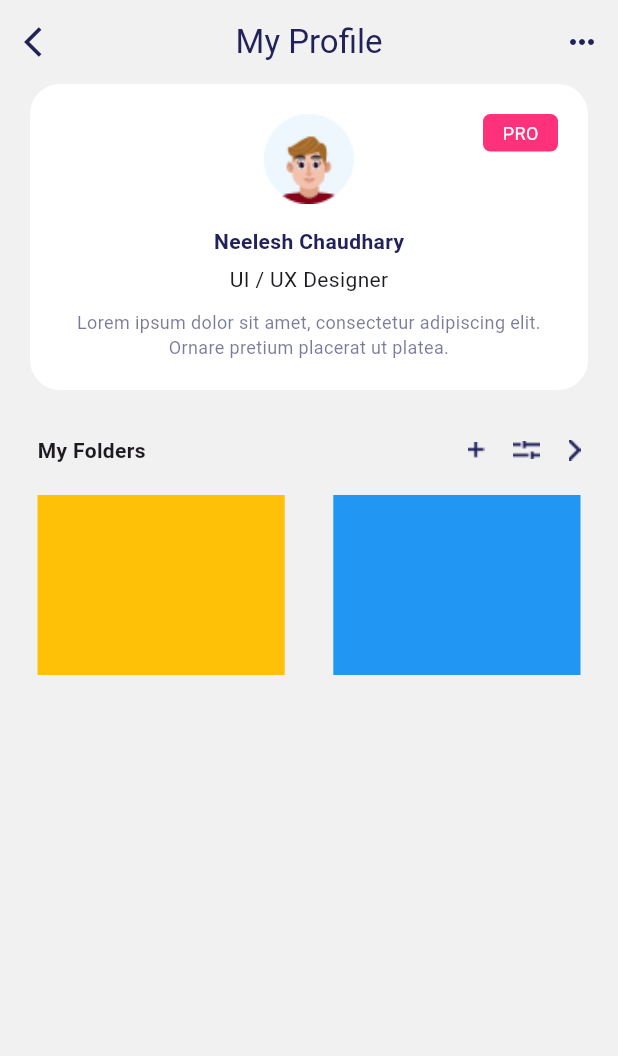
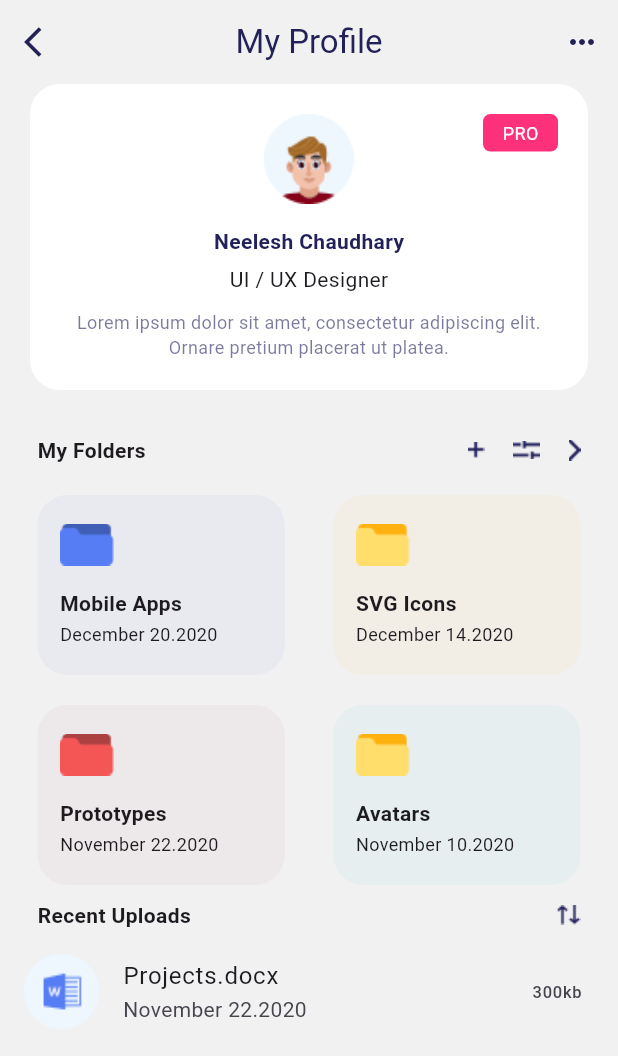
Before and after one commit to masradeen/dirbbox, a Flutter app: the screen it shows after launch, on a phone screen of 412 x 824 dp. Shown: the top 1056 px of the screen. Run offline on Flutter 3.47's test engine with Material 3 defaults, Android fonts, the phone set to English and light mode, and no system bars.

Commit message:
memodifikasi file profile_page dan menambahkan beberapa icon pada assets

```diff
--- a/lib/pages/profile_page.dart
+++ b/lib/pages/profile_page.dart
@@ -1,5 +1,3 @@
-import 'dart:html';
-
 import 'package:flutter/material.dart';
 
 class ProfilePage extends StatelessWidget {
@@ -140,17 +138,77 @@ class ProfilePage extends StatelessWidget {
             child: Row(
               mainAxisAlignment: MainAxisAlignment.spaceBetween,
               children: [
-                Container(
-                  width: MediaQuery.of(context).size.width * 0.4,
-                  height: 120,
-                  color: Colors.amber,
+                CardFolder(
+                  image: Image.asset("assets/icons/folder-415EB6.png"),
+                  title: "Mobile Apps",
+                  date: "December 20.2020",
+                  color: Color(0xFF415EB6),
                 ),
-                Container(
-                  width: MediaQuery.of(context).size.width * 0.4,
-                  height: 120,
-                  color: Colors.blue,
+                CardFolder(
+                  image: Image.asset("assets/icons/folder-FFB110.png"),
+                  title: "SVG Icons",
+                  date: "December 14.2020",
+                  color: Color(0xFFFFB110),
                 ),
               ],
+            ),
+          ),
+          SizedBox(height: 20,),
+          Padding(
+            padding: const EdgeInsets.symmetric(horizontal: 25),
+            child: Row(
+              mainAxisAlignment: MainAxisAlignment.spaceBetween,
+              children: [
+                CardFolder(
+                  image: Image.asset("assets/icons/folder-AC4141.png"),
+                  title: "Prototypes",
+                  date: "November 22.2020",
+                  color: Color(0xFFAC4141),
+                ),
+                CardFolder(
+                  image: Image.asset("assets/icons/folder-23B0B0.png"),
+                  title: "Avatars",
+                  date: "November 10.2020",
+                  color: Color(0xFF23B0B0),
+                ),
+              ],
+            ),
+          ),
+          SizedBox(height: 10,),
+          Padding(
+            padding: const EdgeInsets.symmetric(horizontal: 25),
+            child: Row(
+              mainAxisAlignment: MainAxisAlignment.spaceBetween,
+              children: [
+                Text(
+                  "Recent Uploads",
+                  style: TextStyle(
+                    fontSize: 14,
+                    fontWeight: FontWeight.bold,
+                  ),
+                ),
+                Image.asset("assets/icons/sort.png"),
+              ],
+            ),
+          ),
+          SizedBox(height: 5,),
+          ListTile(
+            leading: Container(
+              width: 50,
+              height: 50,
+              child: Image.asset(
+                "assets/icons/msword.png",
+                fit: BoxFit.cover,
+              ),
+            ),
+            title: Text(
+              "Projects.docx",
+            ),
+            subtitle: Text(
+              "November 22.2020",
+            ),
+            trailing: Text(
+              "300kb",
             ),
           ),
         ],
@@ -158,3 +216,53 @@ class ProfilePage extends StatelessWidget {
     );
   }
 }
+
+class CardFolder extends StatelessWidget {
+  CardFolder({
+    Key? key,
+    required this.title,
+    required this.date,
+    required this.color,
+    required this.image,
+  }) : super(key: key);
+
+  final String title;
+  final String date;
+  final Color color;
+  final Image image;
+
+  @override
+  Widget build(BuildContext context) {
+    return Container(
+      padding: EdgeInsets.all(15),
+      width: MediaQuery.of(context).size.width * 0.4,
+      height: 120,
+      decoration: BoxDecoration(
+        color: color.withOpacity(0.05),
+        borderRadius: BorderRadius.circular(20),
+      ),
+      child: Column(
+        mainAxisAlignment: MainAxisAlignment.center,
+        crossAxisAlignment: CrossAxisAlignment.start,
+        children: [
+          image,
+          SizedBox(height: 15,),
+          Text(
+            title,
+            style: TextStyle(
+              fontSize: 14,
+              fontWeight: FontWeight.w600,
+            ),
+          ),
+          SizedBox(height: 2,),
+          Text(
+            date,
+            style: TextStyle(
+              fontSize: 12,
+            ),
+          ),
+        ],
+      ),
+    );
+  }
+}
```
Also changed, not shown: assets/icons/folder-23B0B0.png (renamed from assets/icons/folder-hijau.png), assets/icons/folder-415EB6.png (renamed from assets/icons/folder-biru.png), assets/icons/folder-AC4141.png (renamed from assets/icons/folder-merah.png), assets/icons/folder-FFB110.png (renamed from assets/icons/folder-kuning.png), assets/icons/msword.png (added), assets/icons/sort.png (added).
